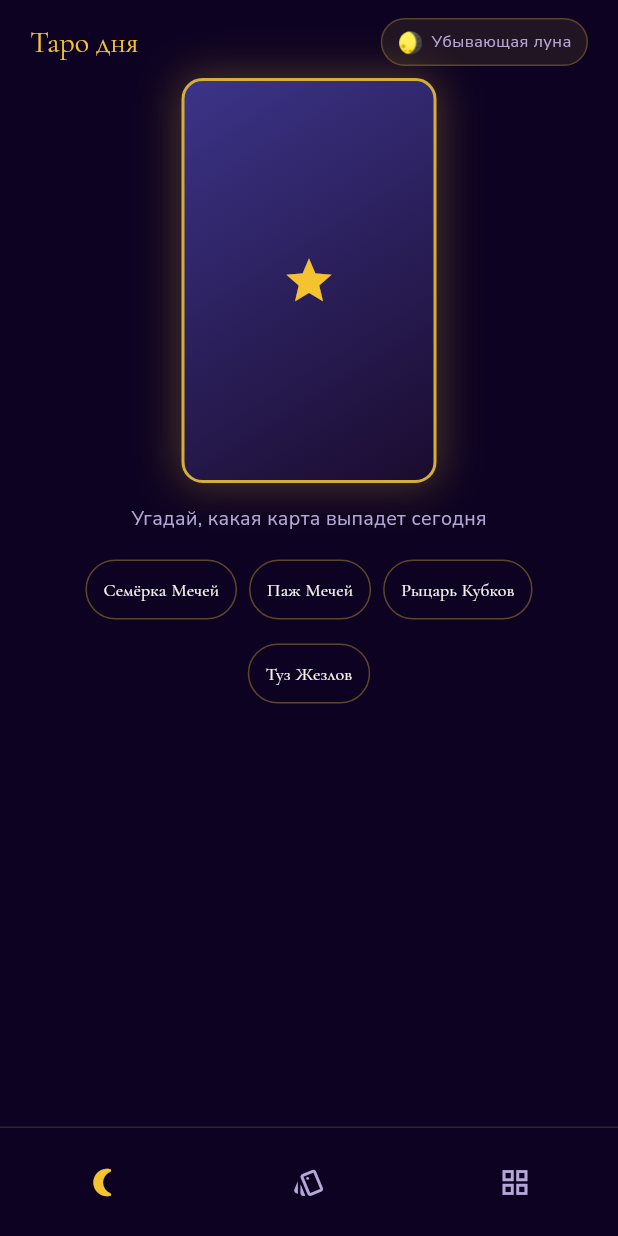
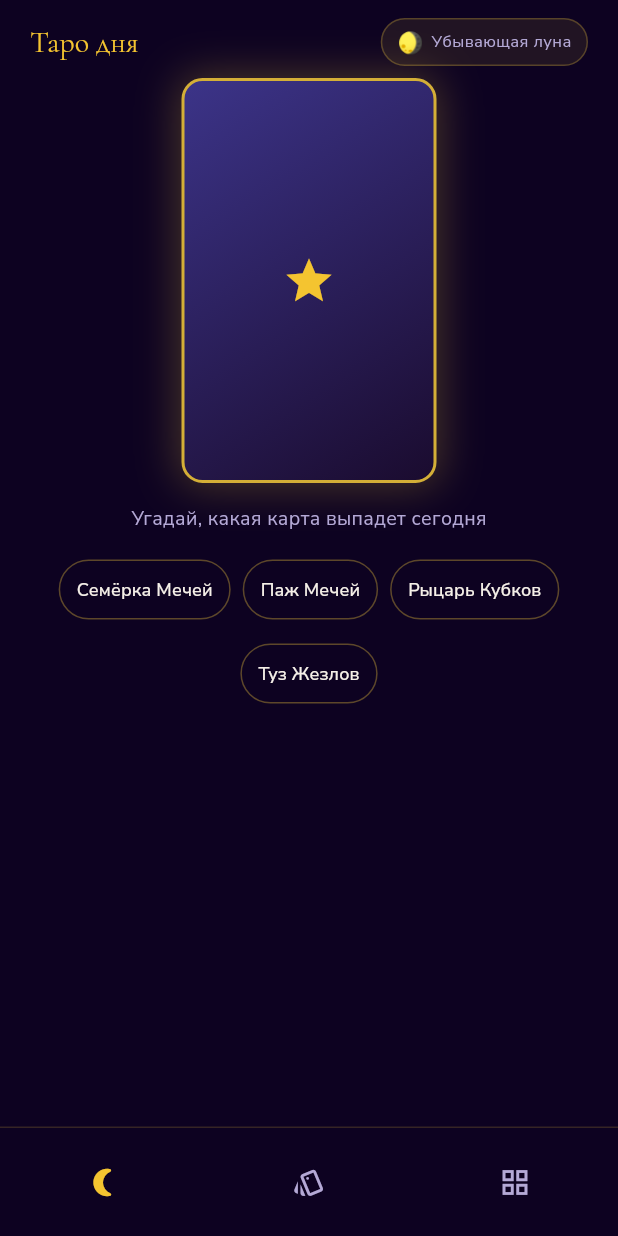
Before and after one commit to Galimych/tarot-dnya, a Flutter app: the screen it shows after launch, on a phone screen of 412 x 824 dp. Run offline on Flutter 3.47's test engine with Material 3 defaults, Android fonts, the phone set to English and light mode, and no system bars; our stand-ins replace flutter_local_notifications, share_plus, shared_preferences, timezone; missing offline and left inert: sweph, yandex_mobileads.

Commit message:
Update app_theme.dart

```diff
--- a/lib/theme/app_theme.dart
+++ b/lib/theme/app_theme.dart
@@ -1,5 +1,4 @@
 import 'package:flutter/material.dart';
-import 'package:google_fonts/google_fonts.dart';
 
 /// Цветовая палитра и типографика — тёмная мистическая эстетика.
 class AppColors {
@@ -15,6 +14,10 @@ class AppColors {
 }
 
 class AppTheme {
+  // Шрифты встроены в приложение (assets/fonts), из интернета не загружаются.
+  static const _serif = 'CormorantGaramond';
+  static const _sans = 'NunitoSans';
+
   static ThemeData get theme {
     return ThemeData(
       useMaterial3: true,
@@ -26,27 +29,31 @@ class AppTheme {
       ),
       textTheme: TextTheme(
         // Заголовки и названия карт — декоративный serif
-        headlineMedium: GoogleFonts.cormorantGaramond(
+        headlineMedium: TextStyle(
+          fontFamily: _serif,
           color: AppColors.textWarm,
           fontSize: 22,
           fontStyle: FontStyle.italic,
         ),
-        titleLarge: GoogleFonts.cormorantGaramond(
+        titleLarge: TextStyle(
+          fontFamily: _serif,
           color: AppColors.goldBright,
           fontSize: 20,
         ),
         // Основной текст — читаемый sans-serif
-        bodyLarge: GoogleFonts.nunitoSans(
+        bodyLarge: TextStyle(
+          fontFamily: _sans,
           color: AppColors.textWarm,
           fontSize: 15,
           height: 1.6,
         ),
-        bodyMedium: GoogleFonts.nunitoSans(
+        bodyMedium: TextStyle(
+          fontFamily: _sans,
           color: AppColors.textMuted,
           fontSize: 13,
         ),
       ),
-      fontFamily: GoogleFonts.nunitoSans().fontFamily,
+      fontFamily: _sans,
     );
   }
 }
```
